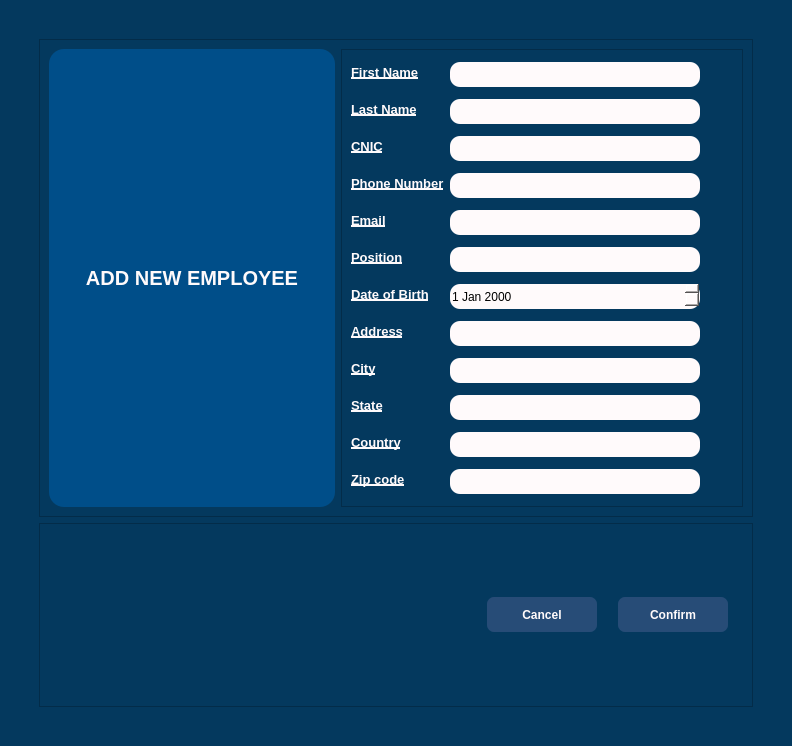
Above: ui/screens/addemployee.ui from ahmedivy/hr-ms before the change. Below: the same form after it.
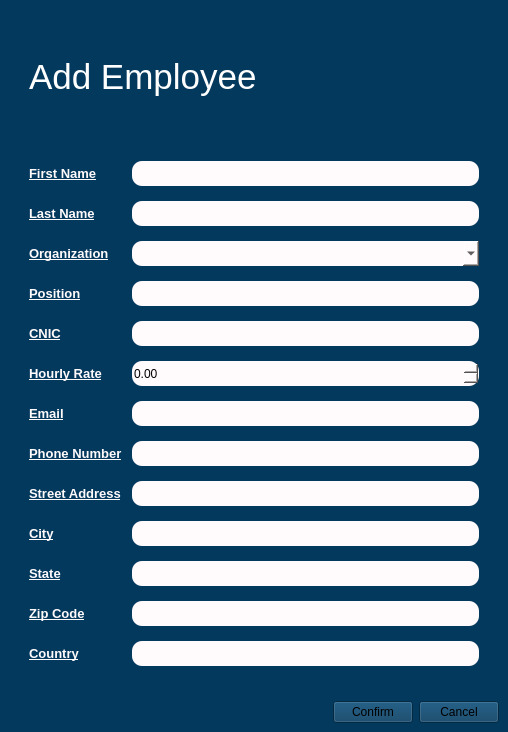
That is the form after the change.

Patch:
```diff
--- a/ui/screens/addemployee.ui
+++ b/ui/screens/addemployee.ui
@@ -6,8 +6,8 @@
    <rect>
     <x>0</x>
     <y>0</y>
-    <width>792</width>
-    <height>746</height>
+    <width>508</width>
+    <height>732</height>
    </rect>
   </property>
   <property name="windowTitle">
@@ -17,67 +17,69 @@
    <string notr="true">background-color:#04395e;</string>
   </property>
   <widget class="QWidget" name="centralwidget">
-   <layout class="QHBoxLayout" name="horizontalLayout_3">
-    <item>
-     <layout class="QVBoxLayout" name="verticalLayout">
-      <property name="leftMargin">
-       <number>30</number>
-      </property>
-      <property name="topMargin">
-       <number>30</number>
-      </property>
-      <property name="rightMargin">
-       <number>30</number>
-      </property>
-      <property name="bottomMargin">
-       <number>30</number>
-      </property>
-      <item>
-       <widget class="QFrame" name="frame">
-        <property name="frameShape">
-         <enum>QFrame::StyledPanel</enum>
-        </property>
-        <property name="frameShadow">
-         <enum>QFrame::Raised</enum>
-        </property>
         <layout class="QHBoxLayout" name="horizontalLayout">
          <item>
+     <layout class="QVBoxLayout" name="mainLayout" stretch="2,8,0">
+      <item>
+       <layout class="QHBoxLayout" name="titleBar">
+        <property name="leftMargin">
+         <number>20</number>
+        </property>
+        <property name="topMargin">
+         <number>10</number>
+        </property>
+        <property name="rightMargin">
+         <number>20</number>
+        </property>
+        <property name="bottomMargin">
+         <number>10</number>
+        </property>
+        <item>
           <widget class="QLabel" name="label">
-           <property name="font">
-            <font>
-             <pointsize>-1</pointsize>
-             <italic>false</italic>
-             <bold>true</bold>
-            </font>
-           </property>
            <property name="styleSheet">
-            <string notr="true">font-size: 20px;
-background-color: #004e89;
-color:#FFFAFB;
-font:bold;
-border-radius:15px;
-</string>
+           <string notr="true">font-size: 35px;
+color: white</string>
            </property>
            <property name="text">
-            <string>ADD NEW EMPLOYEE</string>
-           </property>
-           <property name="alignment">
-            <set>Qt::AlignCenter</set>
+           <string>Add Employee</string>
            </property>
           </widget>
          </item>
          <item>
-          <widget class="QFrame" name="frame_2">
-           <property name="styleSheet">
-            <string notr="true">max-width:400px;</string>
-           </property>
-           <property name="frameShape">
-            <enum>QFrame::StyledPanel</enum>
-           </property>
-           <property name="frameShadow">
-            <enum>QFrame::Raised</enum>
-           </property>
+         <spacer name="horizontalSpacer">
+          <property name="orientation">
+           <enum>Qt::Horizontal</enum>
+          </property>
+          <property name="sizeHint" stdset="0">
+           <size>
+            <width>40</width>
+            <height>20</height>
+           </size>
+          </property>
+         </spacer>
+        </item>
+       </layout>
+      </item>
+      <item>
            <layout class="QFormLayout" name="formLayout">
+        <property name="horizontalSpacing">
+         <number>10</number>
+        </property>
+        <property name="verticalSpacing">
+         <number>15</number>
+        </property>
+        <property name="leftMargin">
+         <number>20</number>
+        </property>
+        <property name="topMargin">
+         <number>10</number>
+        </property>
+        <property name="rightMargin">
+         <number>20</number>
+        </property>
+        <property name="bottomMargin">
+         <number>10</number>
+        </property>
             <item row="0" column="0">
              <widget class="QLabel" name="label_2">
               <property name="styleSheet">
@@ -85,8 +87,7 @@
 color: #FFFAFB;
 text-transform:uppercase;
 text-decoration:underline;
-font-size:13px;
-text-align:centre;</string>
+font-size:13px;</string>
               </property>
               <property name="text">
                <string>First Name</string>
@@ -95,18 +96,11 @@
             </item>
             <item row="0" column="1">
              <widget class="QLineEdit" name="fnameField">
-              <property name="maximumSize">
-               <size>
-                <width>250</width>
-                <height>16777215</height>
-               </size>
-              </property>
               <property name="styleSheet">
-               <string notr="true">border-radius:10px;
-max-width:250px;
+           <string notr="true">background-color:#FFFAFB;
+border-radius:10px;
 height: 25px;
-background-color:#FFFAFB;
-margin: 3px 0;</string>
+</string>
               </property>
              </widget>
             </item>
@@ -117,8 +111,7 @@
 color: #FFFAFB;
 text-transform:uppercase;
 text-decoration:underline;
-font-size:13px;
-text-align:centre;</string>
+font-size:13px;</string>
               </property>
               <property name="text">
                <string>Last Name</string>
@@ -128,11 +121,10 @@
             <item row="1" column="1">
              <widget class="QLineEdit" name="lnameField">
               <property name="styleSheet">
-               <string notr="true">border-radius:10px;
-max-width:250px;
+           <string notr="true">background-color:#FFFAFB;
+border-radius:10px;
 height: 25px;
-background-color:#FFFAFB;
-margin: 3px 0;</string>
+</string>
               </property>
              </widget>
             </item>
@@ -146,18 +138,17 @@
 font-size:13px;</string>
               </property>
               <property name="text">
-               <string>CNIC</string>
+           <string>Organization</string>
               </property>
              </widget>
             </item>
             <item row="2" column="1">
-             <widget class="QLineEdit" name="cnicField">
+         <widget class="QComboBox" name="orgField">
               <property name="styleSheet">
-               <string notr="true">margin: 3px 0;
+           <string notr="true">background-color:#FFFAFB;
 border-radius:10px;
-max-width:250px;
 height: 25px;
-background-color:#FFFAFB;</string>
+</string>
               </property>
              </widget>
             </item>
@@ -171,18 +162,17 @@
 font-size:13px;</string>
               </property>
               <property name="text">
-               <string>Phone Number</string>
+           <string>Position</string>
               </property>
              </widget>
             </item>
             <item row="3" column="1">
-             <widget class="QLineEdit" name="phoneField">
+         <widget class="QLineEdit" name="posField">
               <property name="styleSheet">
-               <string notr="true">margin: 3px 0;
+           <string notr="true">background-color:#FFFAFB;
 border-radius:10px;
-max-width:250px;
 height: 25px;
-background-color:#FFFAFB;</string>
+</string>
               </property>
              </widget>
             </item>
@@ -196,18 +186,17 @@
 font-size:13px;</string>
               </property>
               <property name="text">
-               <string>Email</string>
+           <string>CNIC</string>
               </property>
              </widget>
             </item>
             <item row="4" column="1">
-             <widget class="QLineEdit" name="emailField">
+         <widget class="QLineEdit" name="cnicField">
               <property name="styleSheet">
                <string notr="true">background-color:#FFFAFB;
 border-radius:10px;
-max-width:250px;
 height: 25px;
-margin: 3px 0;</string>
+</string>
               </property>
              </widget>
             </item>
@@ -221,17 +210,17 @@
 font-size:13px;</string>
               </property>
               <property name="text">
-               <string>Position</string>
+           <string>Hourly Rate</string>
               </property>
              </widget>
             </item>
             <item row="5" column="1">
-             <widget class="QLineEdit" name="lineEdit">
+         <widget class="QDoubleSpinBox" name="rateField">
               <property name="styleSheet">
-               <string notr="true">margin: 3px 0;border-radius:10px;
-max-width:250px;
+           <string notr="true">background-color:#FFFAFB;
+border-radius:10px;
 height: 25px;
-background-color:#FFFAFB;</string>
+</string>
               </property>
              </widget>
             </item>
@@ -245,17 +234,17 @@
 font-size:13px;</string>
               </property>
               <property name="text">
-               <string>Date of Birth</string>
+           <string>Email</string>
               </property>
              </widget>
             </item>
             <item row="6" column="1">
-             <widget class="QDateEdit" name="dateEdit">
+         <widget class="QLineEdit" name="emailField">
               <property name="styleSheet">
-               <string notr="true">margin: 3px 0;border-radius:10px;
-max-width:250px;
+           <string notr="true">background-color:#FFFAFB;
+border-radius:10px;
 height: 25px;
-background-color:#FFFAFB;</string>
+</string>
               </property>
              </widget>
             </item>
@@ -269,17 +258,17 @@
 font-size:13px;</string>
               </property>
               <property name="text">
-               <string>Address</string>
+           <string>Phone Number</string>
               </property>
              </widget>
             </item>
             <item row="7" column="1">
-             <widget class="QLineEdit" name="addressField">
+         <widget class="QLineEdit" name="phoneField">
               <property name="styleSheet">
-               <string notr="true">margin: 3px 0;border-radius:10px;
-max-width:250px;
+           <string notr="true">background-color:#FFFAFB;
+border-radius:10px;
 height: 25px;
-background-color:#FFFAFB;</string>
+</string>
               </property>
              </widget>
             </item>
@@ -293,17 +282,17 @@
 font-size:13px;</string>
               </property>
               <property name="text">
-               <string>City</string>
+           <string>Street Address</string>
               </property>
              </widget>
             </item>
             <item row="8" column="1">
-             <widget class="QLineEdit" name="cityField">
+         <widget class="QLineEdit" name="streetField">
               <property name="styleSheet">
-               <string notr="true">margin: 3px 0;border-radius:10px;
-max-width:250px;
+           <string notr="true">background-color:#FFFAFB;
+border-radius:10px;
 height: 25px;
-background-color:#FFFAFB;</string>
+</string>
               </property>
              </widget>
             </item>
@@ -317,17 +306,17 @@
 font-size:13px;</string>
               </property>
               <property name="text">
-               <string>State</string>
+           <string>City</string>
               </property>
              </widget>
             </item>
             <item row="9" column="1">
-             <widget class="QLineEdit" name="stateField">
+         <widget class="QLineEdit" name="cityField">
               <property name="styleSheet">
-               <string notr="true">margin: 3px 0;background-color:#FFFAFB;
+           <string notr="true">background-color:#FFFAFB;
 border-radius:10px;
-max-width:250px;
-height: 25px;</string>
+height: 25px;
+</string>
               </property>
              </widget>
             </item>
@@ -341,17 +330,17 @@
 font-size:13px;</string>
               </property>
               <property name="text">
-               <string>Country</string>
+           <string>State</string>
               </property>
              </widget>
             </item>
             <item row="10" column="1">
-             <widget class="QLineEdit" name="countryField">
+         <widget class="QLineEdit" name="stateField">
               <property name="styleSheet">
-               <string notr="true">margin: 3px 0;background-color:#FFFAFB;
+           <string notr="true">background-color:#FFFAFB;
 border-radius:10px;
-max-width:250px;
-height: 25px;</string>
+height: 25px;
+</string>
               </property>
              </widget>
             </item>
@@ -365,37 +354,50 @@
 font-size:13px;</string>
               </property>
               <property name="text">
-               <string>Zip code</string>
+           <string>Zip Code</string>
               </property>
              </widget>
             </item>
             <item row="11" column="1">
              <widget class="QLineEdit" name="zipField">
               <property name="styleSheet">
-               <string notr="true">margin: 3px 0;background-color:#FFFAFB;
+           <string notr="true">background-color:#FFFAFB;
 border-radius:10px;
-max-width:250px;
-height: 25px;</string>
+height: 25px;
+</string>
               </property>
              </widget>
             </item>
-           </layout>
-          </widget>
-         </item>
-        </layout>
-       </widget>
+        <item row="12" column="0">
+         <widget class="QLabel" name="countryLabel">
+          <property name="styleSheet">
+           <string notr="true">font:bold;
+color: #FFFAFB;
+text-transform:uppercase;
+text-decoration:underline;
+font-size:13px;</string>
+          </property>
+          <property name="text">
+           <string>Country</string>
+          </property>
+         </widget>
+        </item>
+        <item row="12" column="1">
+         <widget class="QLineEdit" name="countryField">
+          <property name="styleSheet">
+           <string notr="true">background-color:#FFFAFB;
+border-radius:10px;
+height: 25px;
+</string>
+          </property>
+         </widget>
+        </item>
+       </layout>
       </item>
       <item>
-       <widget class="QFrame" name="frame_3">
-        <property name="frameShape">
-         <enum>QFrame::StyledPanel</enum>
-        </property>
-        <property name="frameShadow">
-         <enum>QFrame::Raised</enum>
-        </property>
         <layout class="QHBoxLayout" name="horizontalLayout_2">
          <item>
-          <spacer name="horizontalSpacer">
+         <spacer name="horizontalSpacer_2">
            <property name="orientation">
             <enum>Qt::Horizontal</enum>
            </property>
@@ -407,63 +409,21 @@
            </property>
           </spacer>
          </item>
+        <item>
+         <widget class="QPushButton" name="confirmButton">
+          <property name="text">
+           <string>Confirm</string>
+          </property>
+         </widget>
+        </item>
          <item>
           <widget class="QPushButton" name="cancelButton">
-           <property name="styleSheet">
-            <string notr="true">QPushButton{
-background-color: #274c77;
-color:#FFFAFB;
-font:bold;
-padding: 5px;
-border-radius:7px;
-width: 100px;
-margin-right:15px;
-height: 25px;
-}
-
-QPushButton:hover {
-  background-color: #4cc9f0;
-  color:black;
-font:bold;
-padding: 5px;
-border-radius:7px;
-}
-</string>
-           </property>
            <property name="text">
             <string>Cancel</string>
            </property>
           </widget>
          </item>
-         <item>
-          <widget class="QPushButton" name="okButton">
-           <property name="styleSheet">
-            <string notr="true">QPushButton{
-background-color: #274c77;
-color:#FFFAFB;
-font:bold;
-padding: 5px;
-border-radius:7px;
-width: 100px;
-height:25px;
-margin-right:15px;
-}
-
-QPushButton:hover {
- background-color: #4cc9f0;
- color:black;
-font:bold;
-padding: 5px;
-border-radius:7px;
-}</string>
-           </property>
-           <property name="text">
-            <string>Confirm</string>
-           </property>
-          </widget>
-         </item>
-        </layout>
-       </widget>
+       </layout>
       </item>
      </layout>
     </item>
```
Left out of the diff: 25 changed lines with no effect on the pictures. Lines whose indentation alone changed are shown as unchanged.
